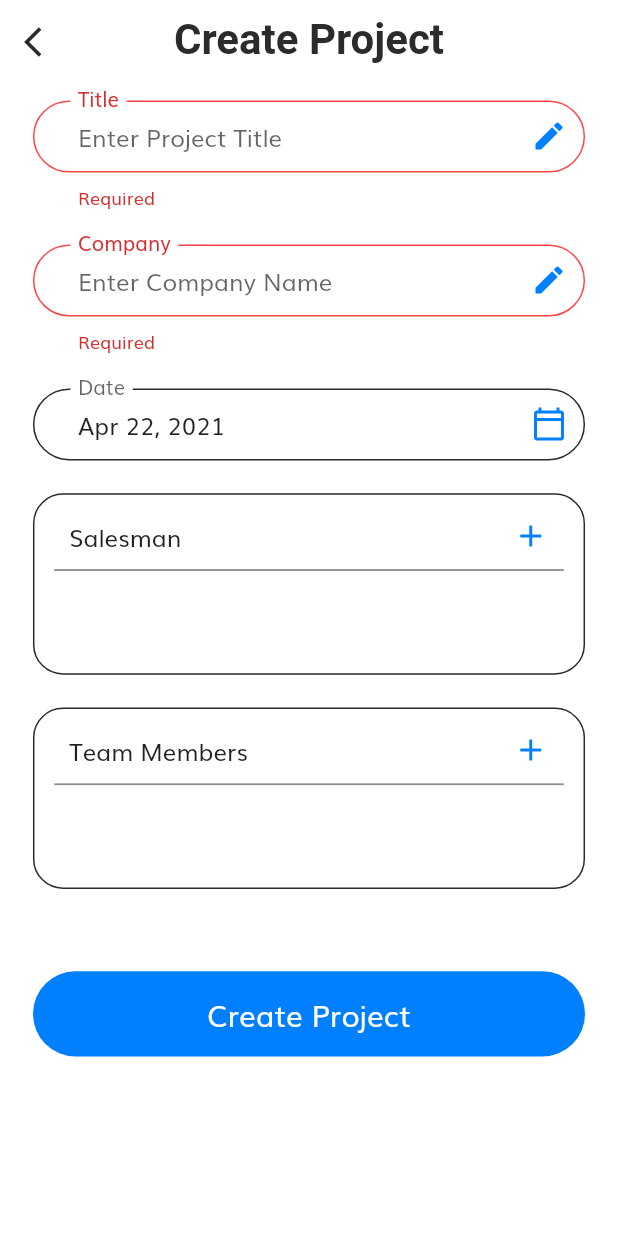
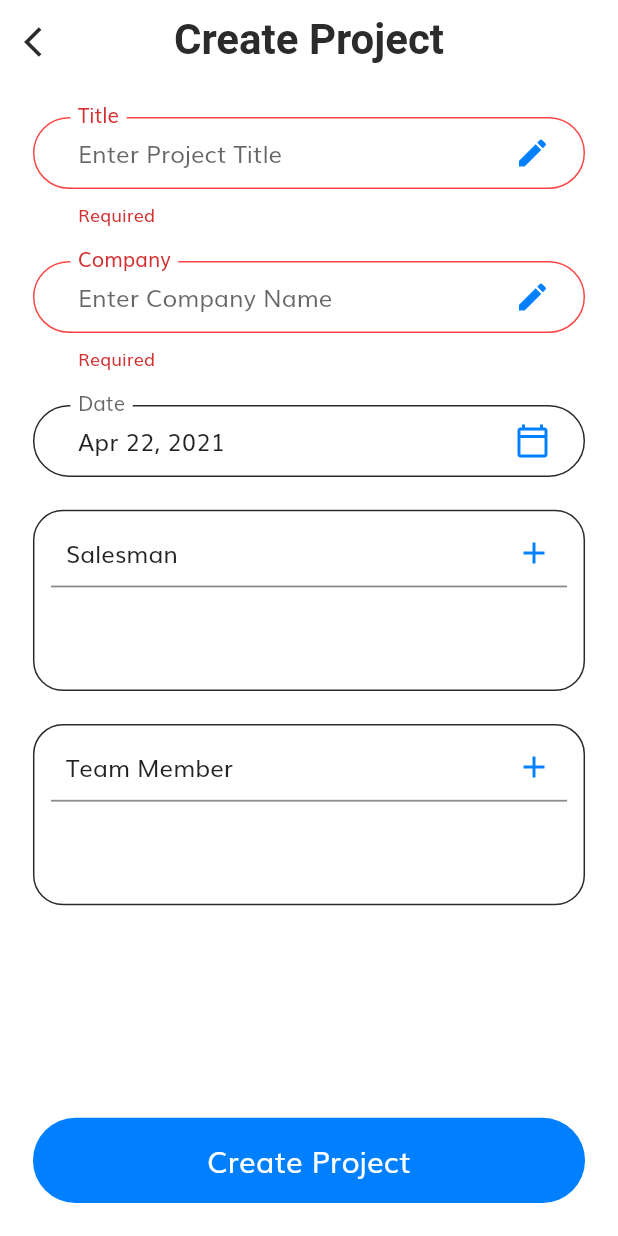
Before and after one commit to justersian7/project_gdi, a Flutter app: the CreateProjectScreen screen opened by its route, after a tap on "Create Project", on a phone screen of 412 x 824 dp. Run offline on Flutter 3.47's test engine with Material 2 defaults, Android fonts, the phone set to English and light mode, and no system bars; drawn by our look-alikes of multi_select_flutter; our stand-ins replace flutter_svg, percent_indicator.

Commit message:
project form updated

```diff
--- a/lib/screens/Create_Project/components/body.dart
+++ b/lib/screens/Create_Project/components/body.dart
@@ -1,5 +1,4 @@
 import 'package:flutter/material.dart';
-import 'package:project/size_config.dart';
 
 import 'create_project_form.dart';
 
@@ -9,21 +8,7 @@ class Body extends StatelessWidget {
     return SafeArea(
       child: SizedBox(
         width: double.infinity,
-        child: Padding(
-          padding: EdgeInsets.symmetric(
-            horizontal: getScreenWidth(20),
-          ),
-          child: SingleChildScrollView(
-            child: Column(
-              children: [
-                SizedBox(
-                  height: getScreenWidth(10),
-                ),
-                CreateProjectForm(),
-              ],
-            ),
-          ),
-        ),
+        child: CreateProjectForm(),
       ),
     );
   }
--- a/lib/screens/Create_Project/components/create_project_form.dart
+++ b/lib/screens/Create_Project/components/create_project_form.dart
@@ -2,9 +2,10 @@ import 'package:flutter/material.dart';
 import 'package:intl/intl.dart';
 import 'package:multi_select_flutter/multi_select_flutter.dart';
 
-import 'package:project/components/default_button.dart';
-import 'package:project/constant.dart';
-import 'package:project/size_config.dart';
+import '../../../components/default_button.dart';
+import '../../../constant.dart';
+import '../../Project_Home/project_home_screen.dart';
+import '../../../size_config.dart';
 
 class CreateProjectForm extends StatefulWidget {
   @override
@@ -12,18 +13,18 @@ class CreateProjectForm extends StatefulWidget {
 }
 
 class Employee {
-  final String id;
-  final String name;
-  final String title;
+  final String ids;
+  final String names;
+  final String titles;
 
   Employee({
-    this.id,
-    this.name,
-    this.title,
+    this.ids,
+    this.names,
+    this.titles,
   });
 }
 
-List<Employee> _selectedEmployees = [];
+List<Employee> selectedEmployees = [];
 
 class _CreateProjectFormState extends State<CreateProjectForm> {
   final _formKey = GlobalKey<FormState>();
@@ -37,24 +38,36 @@ class _CreateProjectFormState extends State<CreateProjectForm> {
   List<String> member;
 
   static List<Employee> _employee = [
-    Employee(id: '1', name: 'Andy', title: 'salesman'),
-    Employee(id: '2', name: 'John', title: 'salesman'),
-    Employee(id: '3', name: 'Peter', title: 'programmer'),
-    Employee(id: '4', name: 'Luke', title: 'programmer'),
+    Employee(ids: '1', names: 'Andy', titles: 'salesman'),
+    Employee(ids: '2', names: 'John', titles: 'salesman'),
+    Employee(ids: '3', names: 'Peter', titles: 'programmer'),
+    Employee(ids: '4', names: 'Luke', titles: 'programmer'),
   ];
   final _salesmans = _employee
-      .where((emplo) => emplo.title == 'salesman')
-      .map((employee) => MultiSelectItem<Employee>(employee, employee.name))
+      .where((emplo) => emplo.titles == 'salesman')
+      .map((employee) => MultiSelectItem<Employee>(employee, employee.names))
       .toList();
   final _inCharge = _employee
-      .where((emplo) => emplo.title == 'programmer')
-      .map((employee) => MultiSelectItem<Employee>(employee, employee.name))
+      .where((emplo) => emplo.titles == 'programmer')
+      .map((employee) => MultiSelectItem<Employee>(employee, employee.names))
       .toList();
 
   @override
   Widget build(BuildContext context) {
-    return Form(
+    return GestureDetector(
+      onTap: () {
+        FocusScope.of(context).requestFocus(FocusNode());
+      },
+      child: SingleChildScrollView(
+        child: Container(
+          height: MediaQuery.of(context).size.height -
+              Scaffold.of(context).appBarMaxHeight,
+          child: Form(
             key: _formKey,
+            child: Padding(
+              padding: EdgeInsets.all(
+                getScreenWidth(20),
+              ),
               child: Column(
                 children: [
                   buildTitleFormField(),
@@ -72,7 +85,7 @@ class _CreateProjectFormState extends State<CreateProjectForm> {
                   Container(
                     height: getScreenWidth(110),
                     padding: EdgeInsets.symmetric(
-              horizontal: getScreenWidth(12),
+                      horizontal: getScreenWidth(10),
                       vertical: getScreenWidth(5),
                     ),
                     decoration: BoxDecoration(
@@ -105,7 +118,7 @@ class _CreateProjectFormState extends State<CreateProjectForm> {
                           },
                           onConfirm: (values) {
                             setState(() {
-                      _selectedEmployees = values;
+                              selectedEmployees.addAll(values);
                             });
                             _salesmanKey.currentState.validate();
                           },
@@ -131,14 +144,16 @@ class _CreateProjectFormState extends State<CreateProjectForm> {
                   Container(
                     height: getScreenWidth(110),
                     padding: EdgeInsets.symmetric(
-              horizontal: getScreenWidth(12),
+                      horizontal: getScreenWidth(10),
                       vertical: getScreenWidth(5),
                     ),
                     decoration: BoxDecoration(
                       borderRadius: BorderRadius.circular(20),
                       border: Border.all(color: kTextColor),
                     ),
-            child: MultiSelectDialogField<Employee>(
+                    child: Column(
+                      children: <Widget>[
+                        MultiSelectDialogField<Employee>(
                           buttonIcon: Icon(
                             Icons.add,
                             color: kPrimaryColor,
@@ -147,7 +162,7 @@ class _CreateProjectFormState extends State<CreateProjectForm> {
                           key: _inChargeKey,
                           title: Text("Select Team Members"),
                           buttonText: Text(
-                'Team Members',
+                            'Team Member',
                             style: TextStyle(fontSize: 16),
                           ),
                           items: _inCharge,
@@ -162,9 +177,9 @@ class _CreateProjectFormState extends State<CreateProjectForm> {
                           },
                           onConfirm: (values) {
                             setState(() {
-                  _selectedEmployees = values;
+                              selectedEmployees.addAll(values);
                             });
-                _salesmanKey.currentState.validate();
+                            _inChargeKey.currentState.validate();
                           },
                           selectedColor: kPrimaryColor,
                           selectedItemsTextStyle: TextStyle(
@@ -179,23 +194,29 @@ class _CreateProjectFormState extends State<CreateProjectForm> {
                             ),
                           ),
                         ),
+                      ],
                     ),
-          SizedBox(
-            height: getScreenWidth(50),
                   ),
+                  Spacer(),
                   DefaultButton(
                     text: 'Create Project',
                     press: () {
                       if (_formKey.currentState.validate()) {
-                // _formKey.currentState.save();
-                // Navigator.pushNamed(context, ProjectHomeScreen.routeName);
+                        _formKey.currentState.save();
+                        Navigator.pushNamed(
+                            context, ProjectHomeScreen.routeName);
                         print(title);
                         print(company);
                         print(date);
+                        selectedEmployees.clear();
                       }
                     },
                   ),
                 ],
+              ),
+            ),
+          ),
+        ),
       ),
     );
   }
@@ -208,14 +229,18 @@ class _CreateProjectFormState extends State<CreateProjectForm> {
         if (value.isEmpty) {
           return 'Required';
         }
+        return null;
       },
       decoration: InputDecoration(
         labelText: "Title",
         hintText: "Enter Project Title",
         floatingLabelBehavior: FloatingLabelBehavior.always,
-        suffixIcon: Icon(
+        suffixIcon: Padding(
+          padding: EdgeInsets.only(right: getScreenWidth(20)),
+          child: Icon(
             Icons.edit,
             color: kPrimaryColor,
+          ),
         ),
       ),
     );
@@ -229,14 +254,18 @@ class _CreateProjectFormState extends State<CreateProjectForm> {
         if (value.isEmpty) {
           return 'Required';
         }
+        return null;
       },
       decoration: InputDecoration(
         labelText: "Company",
         hintText: "Enter Company Name",
         floatingLabelBehavior: FloatingLabelBehavior.always,
-        suffixIcon: Icon(
+        suffixIcon: Padding(
+          padding: EdgeInsets.only(right: getScreenWidth(20)),
+          child: Icon(
             Icons.edit,
             color: kPrimaryColor,
+          ),
         ),
       ),
     );
@@ -251,16 +280,20 @@ class _CreateProjectFormState extends State<CreateProjectForm> {
       onTap: () {
         FocusScope.of(context).requestFocus(FocusNode());
         showDatePicker(
-          currentDate: selectedDate,
+          currentDate:
+              selectedDate == null ? DateTime.now() : DateTime.parse(date),
           context: context,
           initialDate:
               selectedDate == null ? DateTime.now() : DateTime.parse(date),
-          firstDate: DateTime.now(),
+          firstDate: selectedDate,
           lastDate: DateTime(DateTime.now().year + 1),
-        ).then((selectedDate) {
+          errorInvalidText: 'Invalid Date',
+        ).then(
+          (selectedDate) {
             // ignore: unnecessary_statements
             selectedDate == null ? () {} : date = selectedDate.toString();
-        });
+          },
+        );
       },
       onSaved: (newValue) => date = newValue,
       validator: (value) {
@@ -273,9 +306,12 @@ class _CreateProjectFormState extends State<CreateProjectForm> {
         labelText: "Date",
         hintText: "Enter Date",
         floatingLabelBehavior: FloatingLabelBehavior.always,
-        suffixIcon: Icon(
+        suffixIcon: Padding(
+          padding: EdgeInsets.only(right: getScreenWidth(20)),
+          child: Icon(
             Icons.calendar_today_outlined,
             color: kPrimaryColor,
+          ),
         ),
       ),
     );
--- a/lib/screens/Project_Home/project_home_screen.dart
+++ b/lib/screens/Project_Home/project_home_screen.dart
@@ -34,15 +34,21 @@ class ProjectHomeScreen extends StatelessWidget {
                   bottom: 0,
                   top: 0,
                   child: PopupMenuButton(
+                    shape: RoundedRectangleBorder(
+                      borderRadius: BorderRadius.circular(10),
+                    ),
                     itemBuilder: (context) => [
                       PopupMenuItem(
                         child: Row(
                           children: [
                             Icon(
-                              Icons.edit,
+                              Icons.person_outline_rounded,
                               color: kPrimaryColor,
                             ),
-                            Text('Edit'),
+                            SizedBox(
+                              width: getScreenWidth(getScreenWidth(5)),
+                            ),
+                            Text('Profile'),
                           ],
                         ),
                       ),
@@ -50,10 +56,13 @@ class ProjectHomeScreen extends StatelessWidget {
                         child: Row(
                           children: [
                             Icon(
-                              Icons.delete,
-                              color: Colors.red,
+                              Icons.lock_outline_rounded,
+                              color: kPrimaryColor,
                             ),
-                            Text('Delete'),
+                            SizedBox(
+                              width: getScreenWidth(getScreenWidth(5)),
+                            ),
+                            Text('Change Password'),
                           ],
                         ),
                       ),
--- a/lib/theme.dart
+++ b/lib/theme.dart
@@ -1,5 +1,4 @@
 import 'package:flutter/material.dart';
-import 'package:project/size_config.dart';
 
 import './constant.dart';
 
--- a/pubspec.yaml
+++ b/pubspec.yaml
@@ -30,6 +30,7 @@ dependencies:
   cupertino_icons: ^1.0.0
   flutter_svg: ^0.19.0
   intl: ^0.16.1
+  flutter_bloc: ^6.1.3
   percent_indicator: ^2.1.9
   multi_select_flutter: ^3.1.8
 
```
Also changed, not shown: pubspec.lock. Lines whose indentation alone changed are shown as unchanged.
